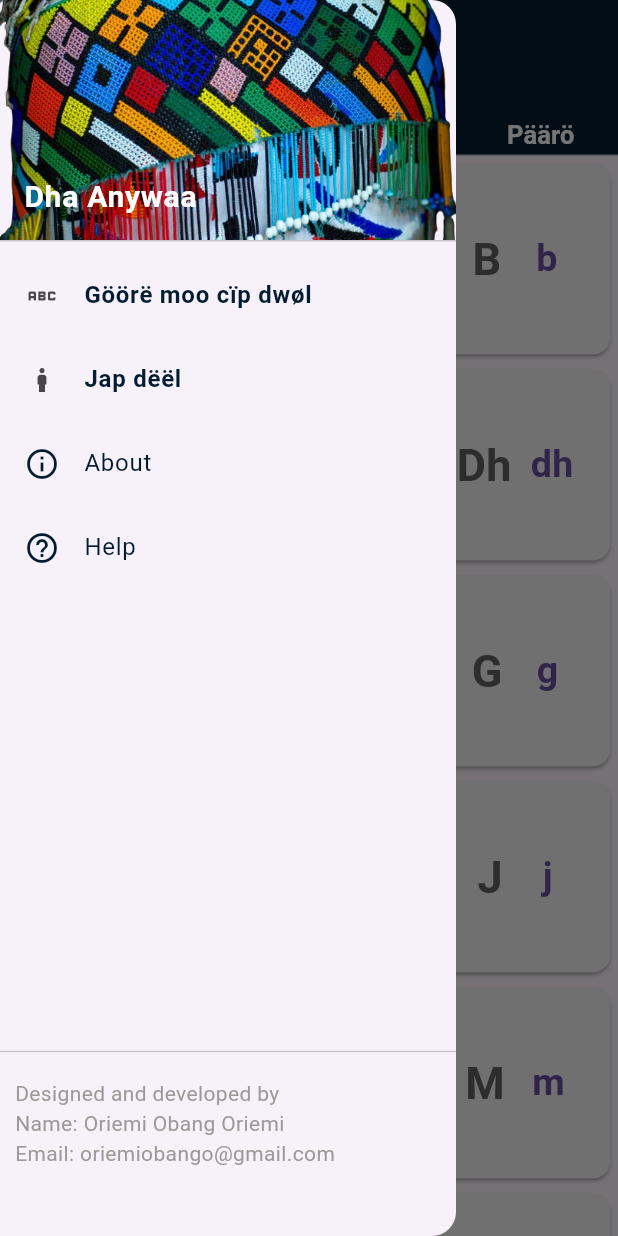
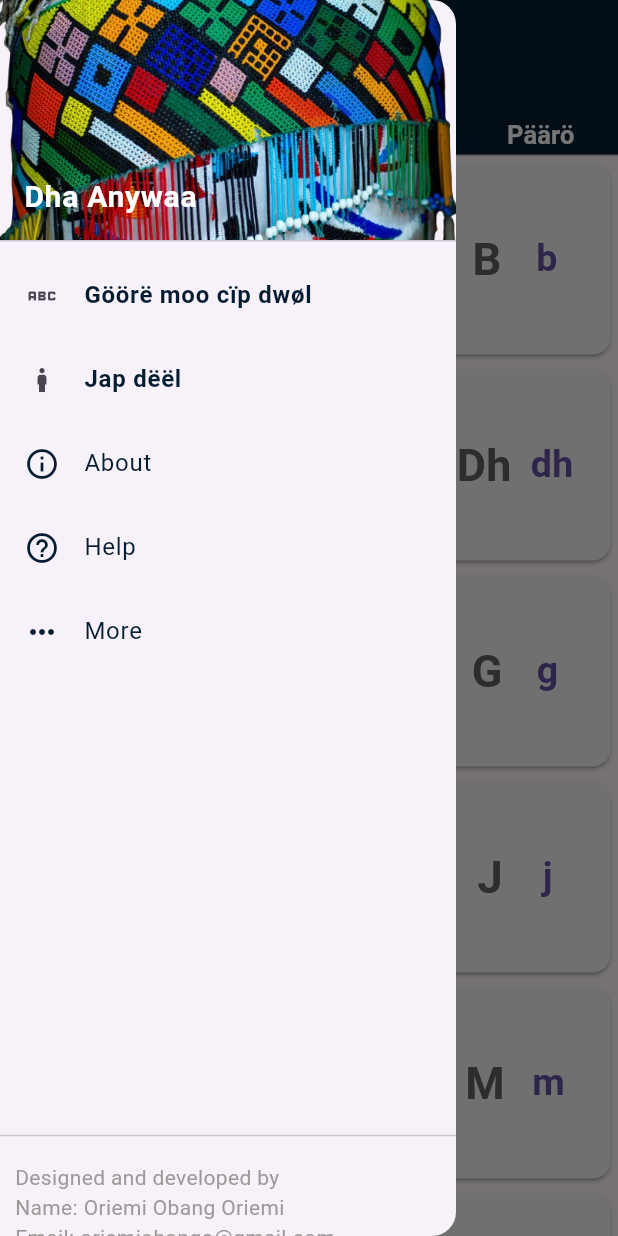
Before and after one commit to oriemiobang/Dha-Anywaa-application, a Flutter app: the screen it shows after launch, with the side drawer open, on a phone screen of 412 x 824 dp. Run offline on Flutter 3.47's test engine with Material 3 defaults, Android fonts, the phone set to English and light mode, and no system bars; our stand-ins replace audioplayers.

Commit message:
added some changes

```diff
--- a/lib/home_page.dart
+++ b/lib/home_page.dart
@@ -8,6 +8,9 @@ import 'package:dha_anywaaa/pages/page4.dart';
 import 'package:dha_anywaaa/vowelLetter.dart';
 import 'package:dha_anywaaa/widgets/body.dart';
 import 'package:flutter/material.dart';
+import 'package:url_launcher/url_launcher.dart';
+
+final Uri webUrl = Uri.parse('https://dha-anywaa-app.netlify.app/');
 
 class HomePage extends StatefulWidget {
   const HomePage({super.key});
@@ -20,6 +23,12 @@ class _HomePageState extends State<HomePage> {
   bool themeValue = false;
   @override
   Widget build(BuildContext context) {
+    Future<void> _openUrl() async {
+      try {
+        await launchUrl(webUrl);
+      } catch (Exception) {}
+    }
+
     return DefaultTabController(
       initialIndex: 0,
       length: 4,
@@ -145,6 +154,19 @@ class _HomePageState extends State<HomePage> {
                   color: Color.fromARGB(255, 4, 28, 49),
                 ),
               ),
+              ListTile(
+                onTap: () {
+                  _openUrl();
+                },
+                title: const Text(
+                  'More',
+                  style: TextStyle(color: Color.fromARGB(255, 4, 28, 49)),
+                ),
+                leading: const Icon(
+                  Icons.more_horiz,
+                  color: Color.fromARGB(255, 4, 28, 49),
+                ),
+              ),
               const SizedBox(
                 height: 300,
               ),
--- a/pubspec.yaml
+++ b/pubspec.yaml
@@ -37,6 +37,7 @@ dependencies:
   cupertino_icons: ^1.0.2
   flutter_screenutil: ^5.9.0
   audioplayers: ^5.2.1
+  url_launcher: ^6.2.2
 
 dev_dependencies:
   flutter_test:
```
Also changed, not shown: pubspec.lock, 5 other files.
